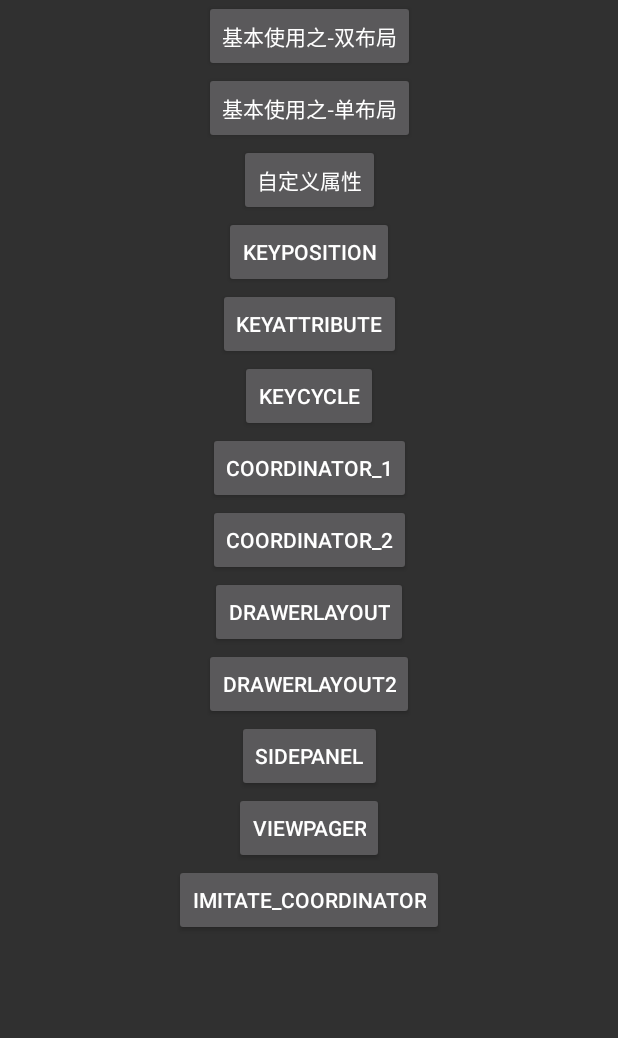
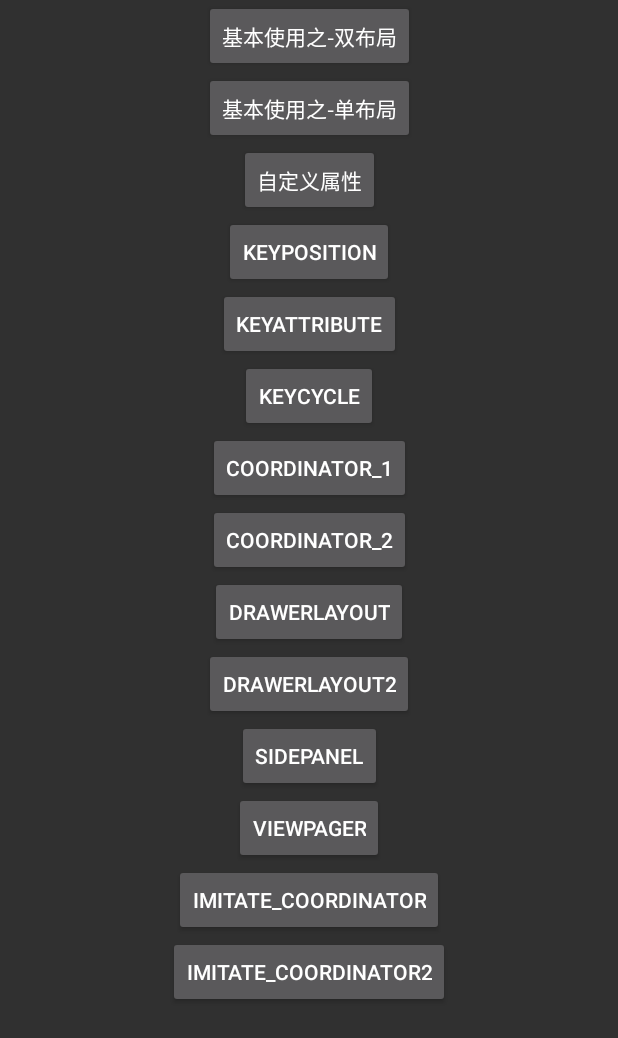
Before and after one commit to gyqGitHub/ConstraintLayoutDemo, an Android app: the MotionLayoutActivity screen opened directly, with no data from a screen before it, on a phone screen of 412 x 824 dp. Shown: the top 1038 px of the screen. Run offline under Robolectric (Android 15) with nearby library versions, the phone set to English and light mode, and no system bars.

```diff
--- a/app/src/main/AndroidManifest.xml
+++ b/app/src/main/AndroidManifest.xml
@@ -9,7 +9,8 @@
         android:roundIcon="@mipmap/ic_launcher_round"
         android:supportsRtl="true"
         android:theme="@style/AppTheme">
-        <activity android:name=".MotionComplexImitateCoordinatorActivity"></activity>
+        <activity android:name=".MotionComplexImitateCoordinator2Activity"></activity>
+        <activity android:name=".MotionComplexImitateCoordinatorActivity" />
         <activity android:name=".MotionViewPagerActivity" />
         <activity android:name=".MotionSidePanelActivity" />
         <activity android:name=".MotionDrawerLayout2Activity" />
--- a/app/src/main/java/com/hsb/profession/constraintlayoutdemo/MotionLayoutActivity.kt
+++ b/app/src/main/java/com/hsb/profession/constraintlayoutdemo/MotionLayoutActivity.kt
@@ -45,5 +45,7 @@ class MotionLayoutActivity : AppCompatActivity() {
         btn_viewPager.setOnClickListener { MotionViewPagerActivity.start(this) }
 
         btn_imitate_coordinator.setOnClickListener { MotionComplexImitateCoordinatorActivity.start(this) }
+
+        btn_imitate_coordinator2.setOnClickListener { MotionComplexImitateCoordinator2Activity.start(this) }
     }
 }
--- a/app/src/main/res/layout/activity_motion_layout.xml
+++ b/app/src/main/res/layout/activity_motion_layout.xml
@@ -19,7 +19,7 @@
             btn_custom_attribute,btn_keyframe_position,btn_keyframe_attribute,
             btn_keyframe_cycle,btn_coordinator_1,btn_coordinator_2,
             btn_drawerLayout,btn_drawerLayout2,btn_sidePanel,btn_viewPager,
-            btn_imitate_coordinator"
+            btn_imitate_coordinator,btn_imitate_coordinator2"
             android:layout_height="match_parent" />
 
         <Button
@@ -112,6 +112,13 @@
             android:layout_height="wrap_content"
             android:text="imitate_coordinator"
             />
+
+        <Button
+            android:id="@+id/btn_imitate_coordinator2"
+            android:layout_width="wrap_content"
+            android:layout_height="wrap_content"
+            android:text="imitate_coordinator2"
+            />
     </androidx.constraintlayout.widget.ConstraintLayout>
 
 </androidx.core.widget.NestedScrollView>
--- a/app/src/main/res/layout/motion_19_coordination_header.xml
+++ b/app/src/main/res/layout/motion_19_coordination_header.xml
@@ -22,7 +22,7 @@
     app:showPaths="true"
     android:background="#1e376b">
 
-    <com.google.androidstudio.motionlayoutexample.utils.BoundsImageView
+    <com.hsb.profession.utils.BoundsImageView
         android:id="@+id/background"
         android:layout_width="match_parent"
         android:layout_height="match_parent"
```
Also changed, not shown: app/src/main/java/com/hsb/profession/constraintlayoutdemo/MotionComplexImitateCoordinator2Activity.kt (+11 -0 lines), app/src/main/res/xml/scene_19.xml (+2 -15 lines), app/src/main/res/xml/scene_19_header.xml (+13 -19 lines).
